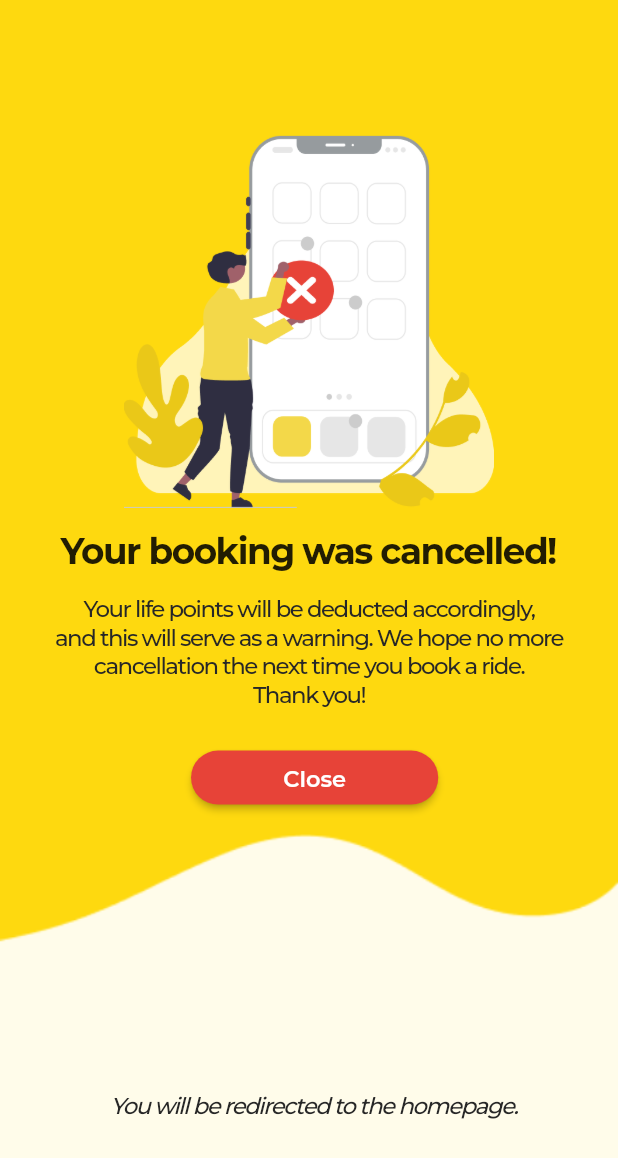
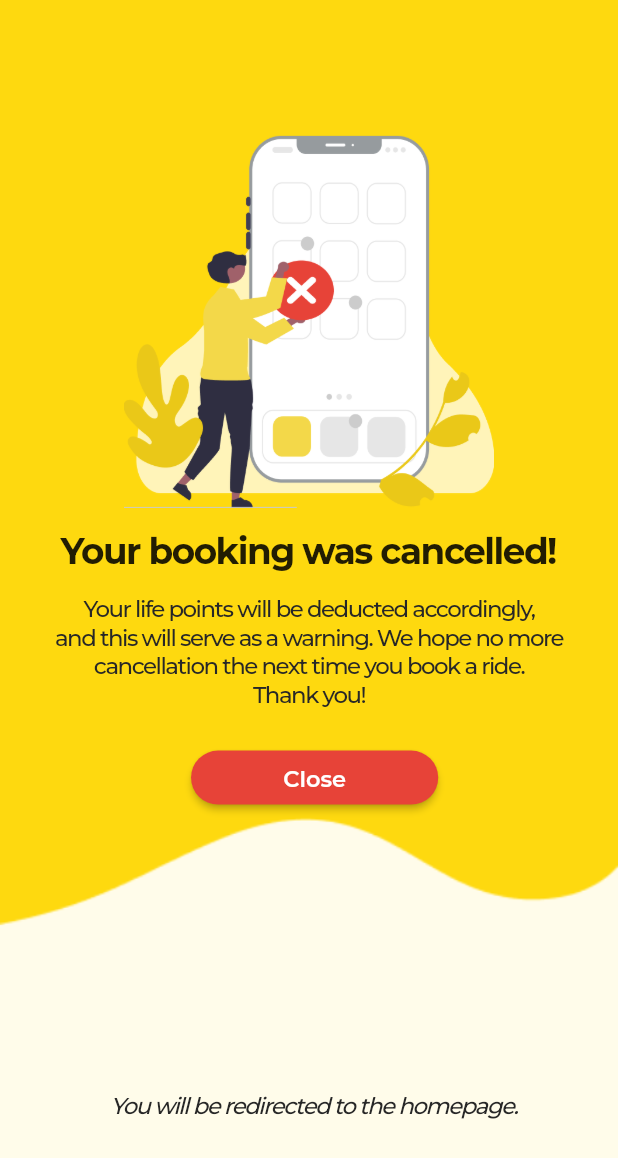
Before and after one commit to kryzlerahne/E-Hatid-Passenger-App, a Flutter app: the confirmCancel screen opened directly, on a phone screen of 412 x 824 dp. Shown: the top 1158 px of the screen. Run offline on Flutter 3.47's test engine with Material 2 defaults, Android fonts, the light colour scheme and no system bars; our stand-ins replace animate_do, cloud_firestore, curved_navigation_bar, email_validator, firebase_auth, firebase_core and 11 more; missing offline and left inert: flutter_polyline_points; accounts and stored records are empty; network calls fail.

Commit message:
Update Passenger Map UI

```diff
--- a/lib/cancellation.dart
+++ b/lib/cancellation.dart
@@ -1,7 +1,6 @@
 import 'dart:async';
 //import 'package:ehatid_driver_app/constants.dart';
 import 'package:ehatid_passenger_app/confirmCancellation.dart';
-import 'package:ehatid_passenger_app/navigation_bar.dart';
 import 'package:flutter/material.dart';
 import 'package:responsive_sizer/responsive_sizer.dart';
 
@@ -47,7 +46,6 @@ class _BookingComplete extends State<BookingComplete> {
                       top: -7.h,
                       child: Image.asset("assets/images/Vector 10 (4).png",
                         width: Adaptive.w(100),
-                        height: 85.h,
                       ),
                     ),
                   ],
--- a/lib/confirmCancellation.dart
+++ b/lib/confirmCancellation.dart
@@ -1,5 +1,5 @@
 import 'dart:async';
-import 'package:ehatid_passenger_app/navigation_bar.dart';
+import 'package:ehatid_passenger_app/navigation.dart';
 import 'package:flutter/material.dart';
 import 'package:responsive_sizer/responsive_sizer.dart';
 import 'constants.dart';
@@ -45,7 +45,6 @@ class _confirmCancelState extends State<confirmCancel> {
                   top: -7.h,
                   child: Image.asset("assets/images/Vector 10 (4).png",
                     width: Adaptive.w(100),
-                    height: 85.h,
                 ),
                   ),
           ],
--- a/lib/map_page.dart
+++ b/lib/map_page.dart
@@ -305,7 +305,7 @@ class MapSampleState extends State<MapSample> {
                     showDialog(
                       context: context,
                         builder: (context) {
-                          Future.delayed(Duration(seconds: 13), () {
+                          Future.delayed(Duration(seconds: 3), () {
                             Navigator.pushReplacement(context, MaterialPageRoute(
                                 builder: (_) => AcceptDecline(),
                             ),
```
